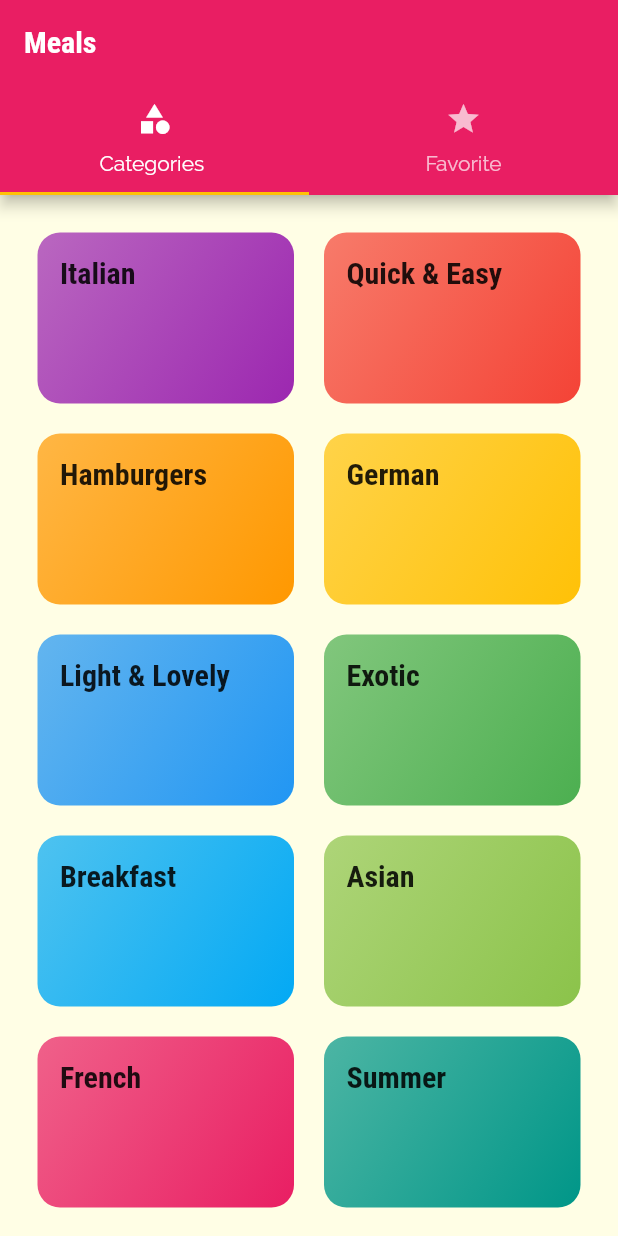
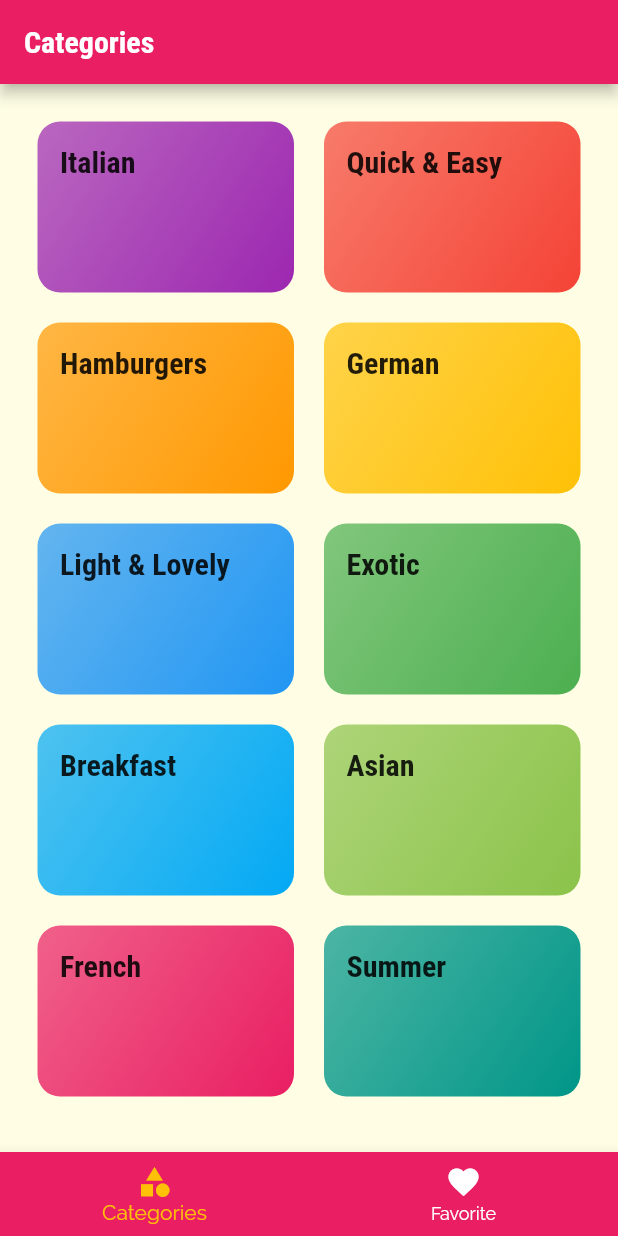
Before and after one commit to totolog-flutter/for-learning, a Flutter app: the screen it shows after launch, on a phone screen of 412 x 824 dp. Run offline on Flutter 3.47's test engine with Material 2 defaults, Android fonts, the phone set to English and light mode, and no system bars.

Commit message:
add: 175

```diff
--- a/lib/screens/tabs_screen.dart
+++ b/lib/screens/tabs_screen.dart
@@ -10,27 +10,41 @@ class TabsScreen extends StatefulWidget {
 }
 
 class _TabsScreenState extends State<TabsScreen> {
+  final List<Map<String, Object>> _pages = [
+    {'page': CategoriesScreen(), 'title': 'Categories'},
+    {'page': FavoriteScreen(), 'title': 'Your Favorite'}
+  ];
+  int _selectedPageIndex = 0;
+  void _selectPage(int index) {
+    setState(() {
+      _selectedPageIndex = index;
+    });
+  }
+
   @override
   Widget build(BuildContext context) {
-    return DefaultTabController(
-      length: 2,
-      // initialIndex: 0,
-      child: Scaffold(
-        appBar: AppBar(
-          title: Text('Meals'),
-          bottom: TabBar(
-            tabs: [
-              Tab(icon: Icon(Icons.category), text: 'Categories '),
-              Tab(
-                icon: Icon(Icons.star),
-                text: 'Favorite',
-              ),
-            ],
-          ),
-        ),
-        body: TabBarView(
-          children: [CategoriesScreen(), FavoriteScreen()],
-        ),
+    return Scaffold(
+      appBar: AppBar(
+        title: Text(_pages[_selectedPageIndex]['title'] as String),
+      ),
+      body: _pages[_selectedPageIndex]['page'] as Widget,
+      bottomNavigationBar: BottomNavigationBar(
+        onTap: _selectPage,
+        unselectedItemColor: Colors.white,
+        selectedItemColor: Theme.of(context).accentColor,
+        backgroundColor: Theme.of(context).primaryColor,
+        currentIndex: _selectedPageIndex,
+        type: BottomNavigationBarType.fixed,
+        items: [
+          BottomNavigationBarItem(
+              backgroundColor: Theme.of(context).primaryColor,
+              icon: Icon(Icons.category),
+              label: 'Categories'),
+          BottomNavigationBarItem(
+              backgroundColor: Theme.of(context).primaryColor,
+              icon: Icon(Icons.favorite),
+              label: 'Favorite'),
+        ],
       ),
     );
   }
```
